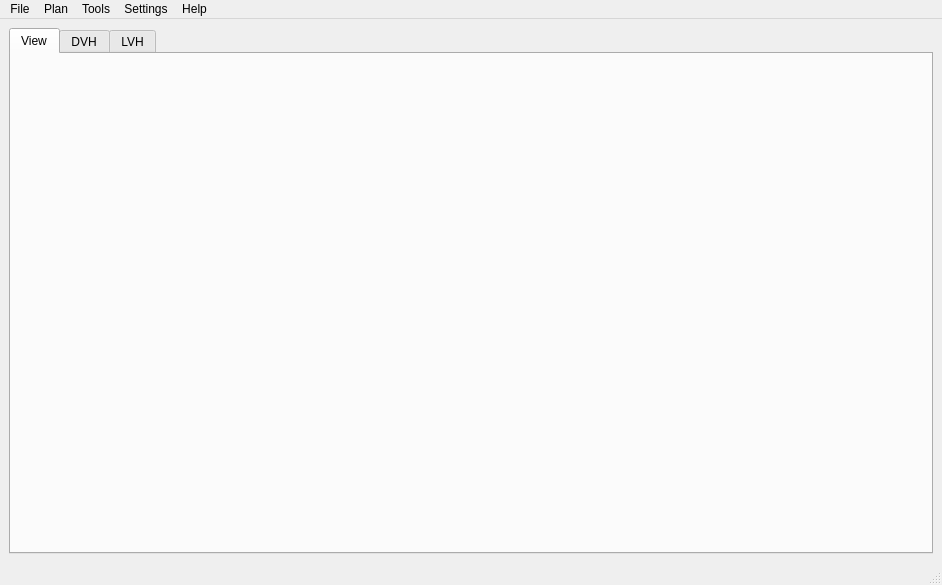
The window that pytripgui/view/main_window.ui (pytrip/pytripgui) describes before a commit, drawn with Qt 5.
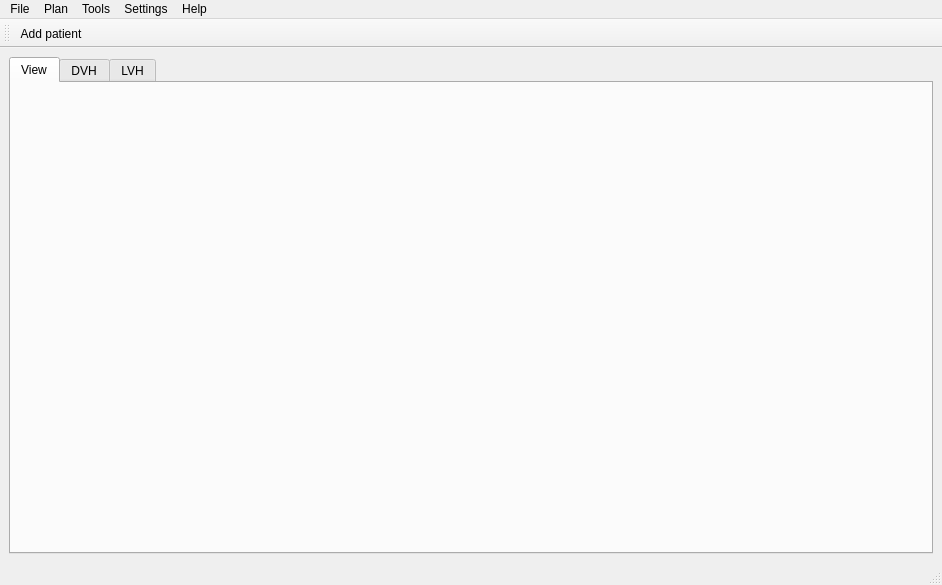
The same window after the commit. Icons and pictures are not drawn.

Commit message: Adding toolbar and "Add new patient" action

Diff of the .ui file:
```diff
--- a/pytripgui/view/main_window.ui
+++ b/pytripgui/view/main_window.ui
@@ -148,6 +148,18 @@
     <bool>true</bool>
    </property>
   </widget>
+  <widget class="QToolBar" name="toolBar">
+   <property name="windowTitle">
+    <string>toolBar</string>
+   </property>
+   <attribute name="toolBarArea">
+    <enum>TopToolBarArea</enum>
+   </attribute>
+   <attribute name="toolBarBreak">
+    <bool>false</bool>
+   </attribute>
+   <addaction name="actionAdd_Patient"/>
+  </widget>
   <action name="actionOpen_Voxelplan">
    <property name="text">
     <string>Open VOXELPLAN</string>
@@ -325,6 +337,18 @@
     <enum>QAction::HighPriority</enum>
    </property>
   </action>
+  <action name="actionAdd_Patient">
+   <property name="icon">
+    <iconset>
+     <normaloff>../res/add_patient.png</normaloff>../res/add_patient.png</iconset>
+   </property>
+   <property name="text">
+    <string>Add patient</string>
+   </property>
+   <property name="toolTip">
+    <string>Add patient</string>
+   </property>
+  </action>
  </widget>
  <resources/>
  <connections/>
```
The commit also changes 3 other files.
